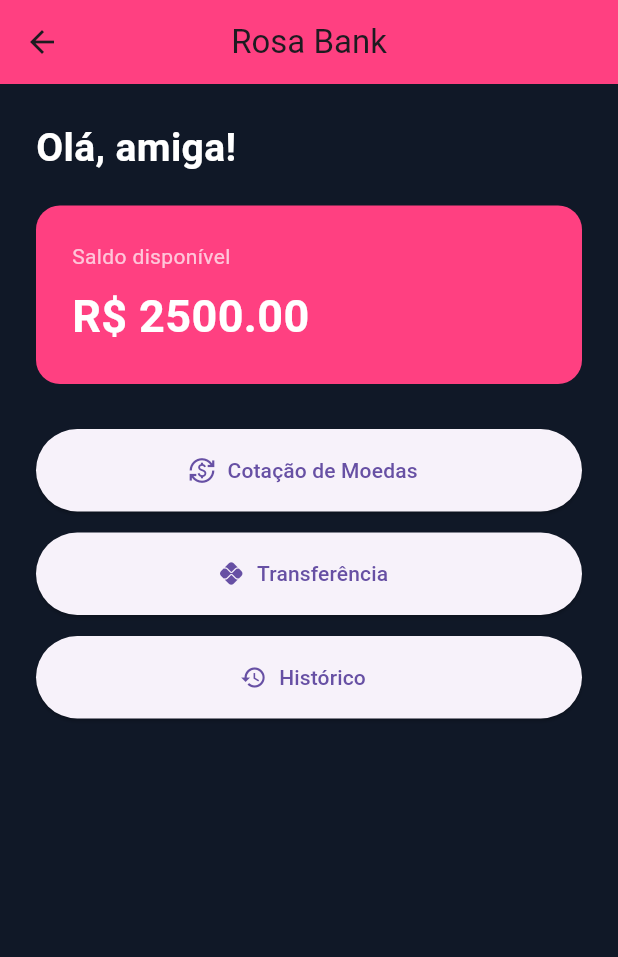
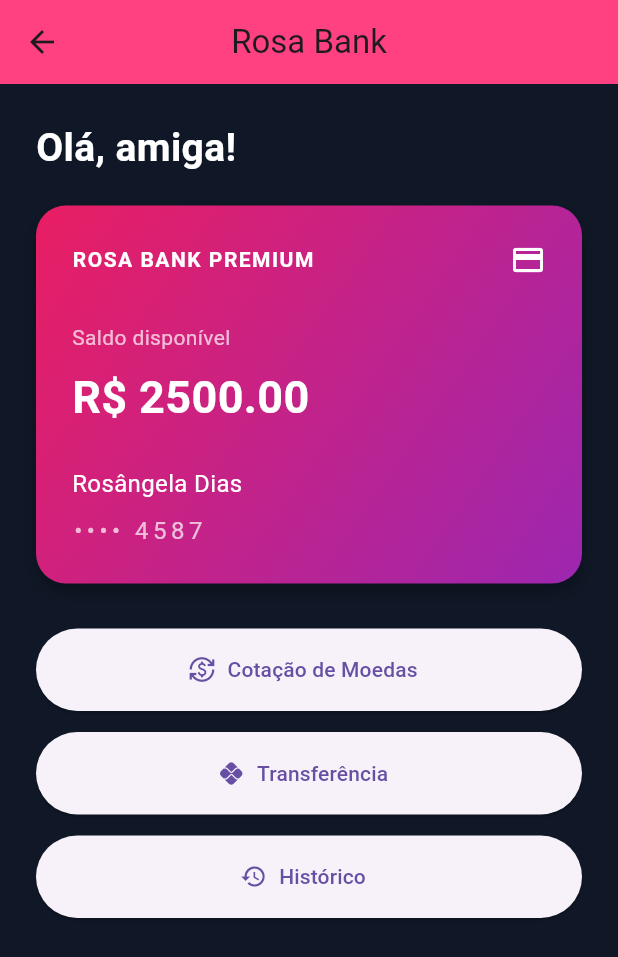
Before and after one commit to Rosangeladias88/rosa-bank, a Flutter app: the PrincipalPage screen opened by its route, on a phone screen of 412 x 824 dp. Shown: the top 957 px of the screen. Run offline on Flutter 3.47's test engine with Material 3 defaults, Android fonts, the phone set to English and light mode, and no system bars.

Commit message:
melhora interface da tela principal

```diff
--- a/lib/principal.dart
+++ b/lib/principal.dart
@@ -13,7 +13,8 @@ class PrincipalPage extends StatelessWidget {
         backgroundColor: Colors.pinkAccent,
         centerTitle: true,
       ),
-      body: Padding(
+     body: SingleChildScrollView(
+  child: Padding(
     padding: const EdgeInsets.all(24),
     child: Column(
           crossAxisAlignment: CrossAxisAlignment.start,
@@ -32,17 +33,56 @@ class PrincipalPage extends StatelessWidget {
   width: double.infinity,
   padding: const EdgeInsets.all(24),
   decoration: BoxDecoration(
-                color: Colors.pinkAccent,
-                borderRadius: BorderRadius.circular(16),
+    gradient: const LinearGradient(
+      colors: [
+        Color(0xFFE91E63),
+        Color(0xFF9C27B0),
+      ],
+      begin: Alignment.topLeft,
+      end: Alignment.bottomRight,
+    ),
+    borderRadius: BorderRadius.circular(20),
+    boxShadow: [
+      BoxShadow(
+        color: Colors.black.withOpacity(0.3),
+        blurRadius: 10,
+        offset: const Offset(0, 5),
+      ),
+    ],
   ),
   child: Column(
     crossAxisAlignment: CrossAxisAlignment.start,
     children: [
+      Row(
+        mainAxisAlignment: MainAxisAlignment.spaceBetween,
+        children: const [
+          Text(
+            'ROSA BANK PREMIUM',
+            style: TextStyle(
+              color: Colors.white,
+              fontWeight: FontWeight.bold,
+              letterSpacing: 1,
+            ),
+          ),
+          Icon(
+            Icons.credit_card,
+            color: Colors.white,
+          ),
+        ],
+      ),
+
+      const SizedBox(height: 30),
+
       const Text(
         'Saldo disponível',
-                    style: TextStyle(color: Colors.white70),
+        style: TextStyle(
+          color: Colors.white70,
+          fontSize: 14,
         ),
+      ),
+
       const SizedBox(height: 8),
+
       Text(
         'R\$ ${saldoDisponivel.toStringAsFixed(2)}',
         style: const TextStyle(
@@ -51,10 +91,30 @@ class PrincipalPage extends StatelessWidget {
           fontWeight: FontWeight.bold,
         ),
       ),
+
+      const SizedBox(height: 25),
+
+      const Text(
+        'Rosângela Dias',
+        style: TextStyle(
+          color: Colors.white,
+          fontSize: 16,
+        ),
+      ),
+
+      const SizedBox(height: 8),
+
+      const Text(
+        '•••• 4587',
+        style: TextStyle(
+          color: Colors.white70,
+          letterSpacing: 3,
+          fontSize: 16,
+        ),
+      ),
     ],
   ),
 ),
-
             const SizedBox(height: 30),
 
             botaoMenu(
@@ -78,10 +138,11 @@ class PrincipalPage extends StatelessWidget {
               rota: '/historico',
             ),
           ],
-        ),
+        )),
       ),
     );
   }
+
 
   Widget botaoMenu(
     BuildContext context, {
```
Lines whose indentation alone changed are shown as unchanged.
